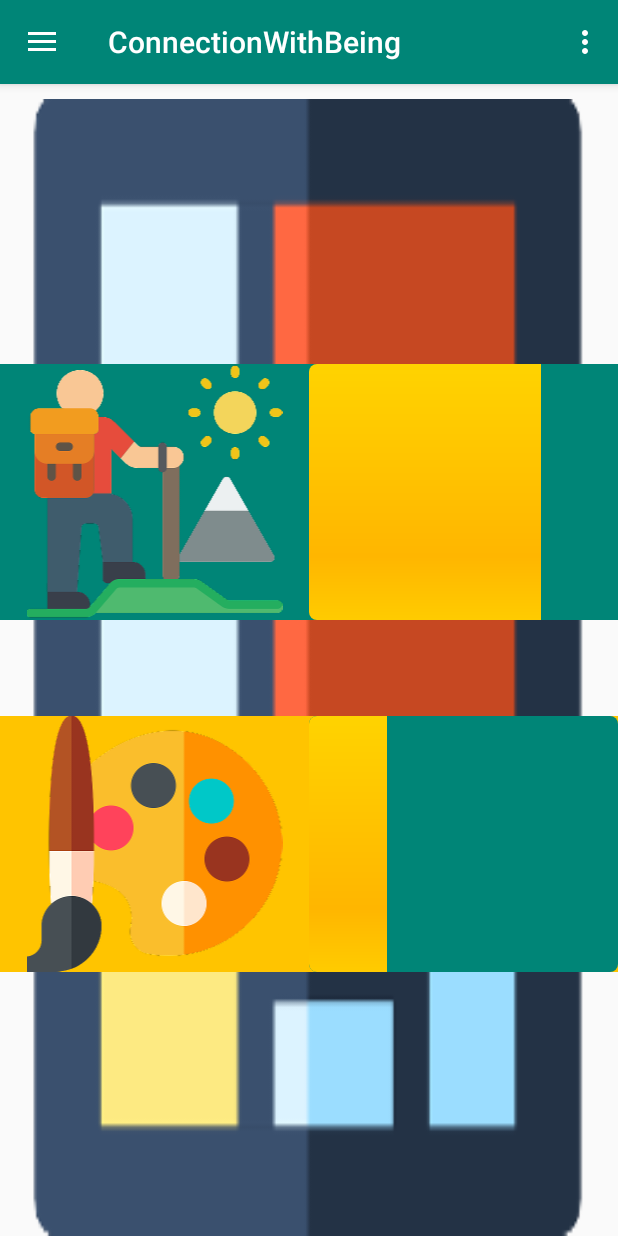
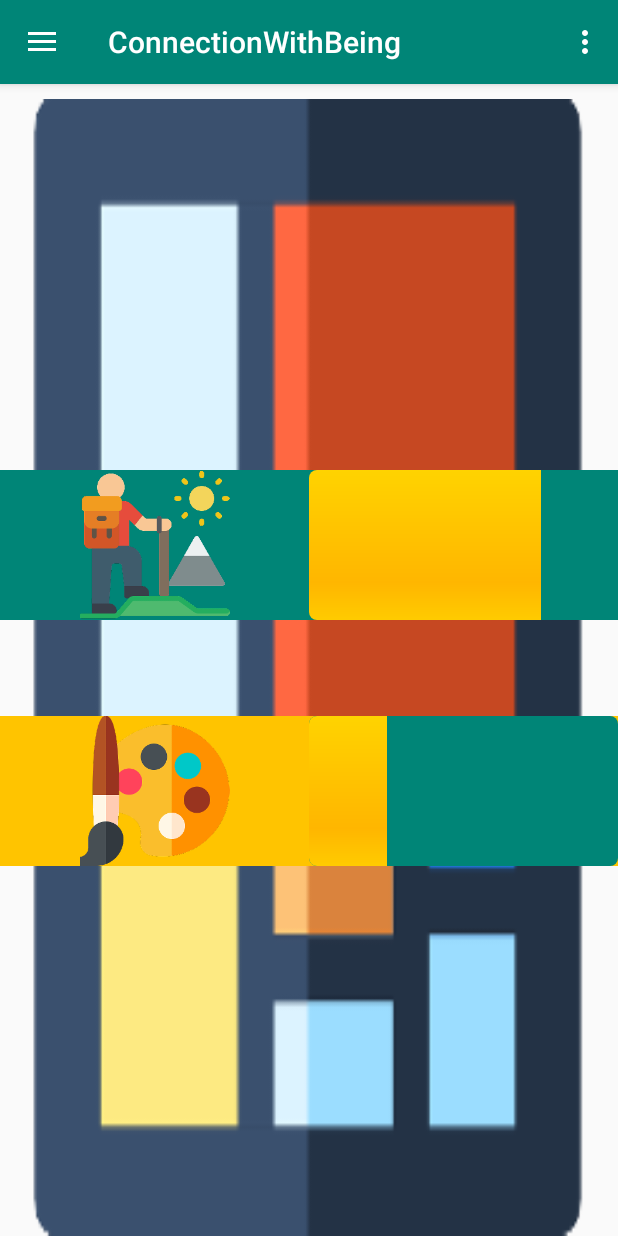
Before and after one commit to cawoolf/ConnectionWithBeing_Final, an Android app: the screen it shows after launch (MainActivity), on a phone screen of 412 x 824 dp. Run offline under Robolectric (Android 15) with nearby library versions, the phone set to English and light mode, and no system bars.

Commit message:
messing with bar sizes.

```diff
--- a/app/src/main/res/layout/ahome_fragment.xml
+++ b/app/src/main/res/layout/ahome_fragment.xml
@@ -24,7 +24,7 @@
         <LinearLayout
             android:id="@+id/E1_nature_progressBar"
             android:layout_width="match_parent"
-            android:layout_height="wrap_content"
+            android:layout_height="100dp"
             android:background="@color/colorPrimary"
             android:orientation="horizontal"
             android:layout_weight="1"
@@ -53,7 +53,7 @@
         <LinearLayout
             android:id="@+id/E2_art_progressBar"
             android:layout_width="match_parent"
-            android:layout_height="wrap_content"
+            android:layout_height="100dp"
             android:background="@color/AE1_actionBarBackgroundColor"
             android:orientation="horizontal"
             android:layout_weight="1">
```
